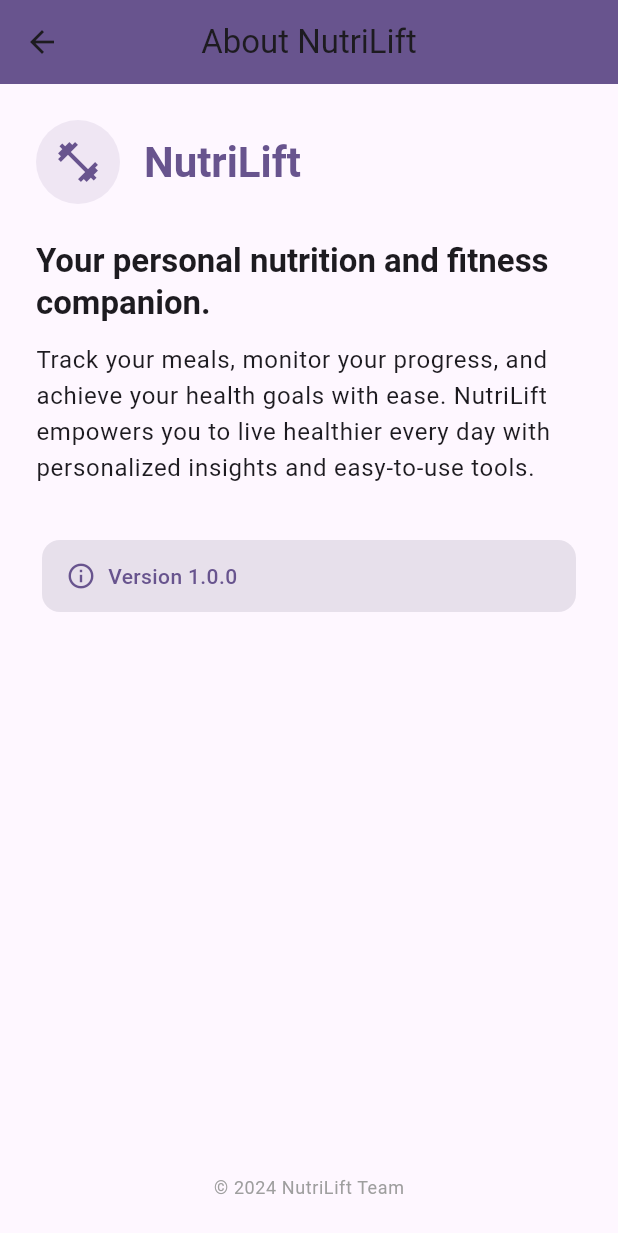
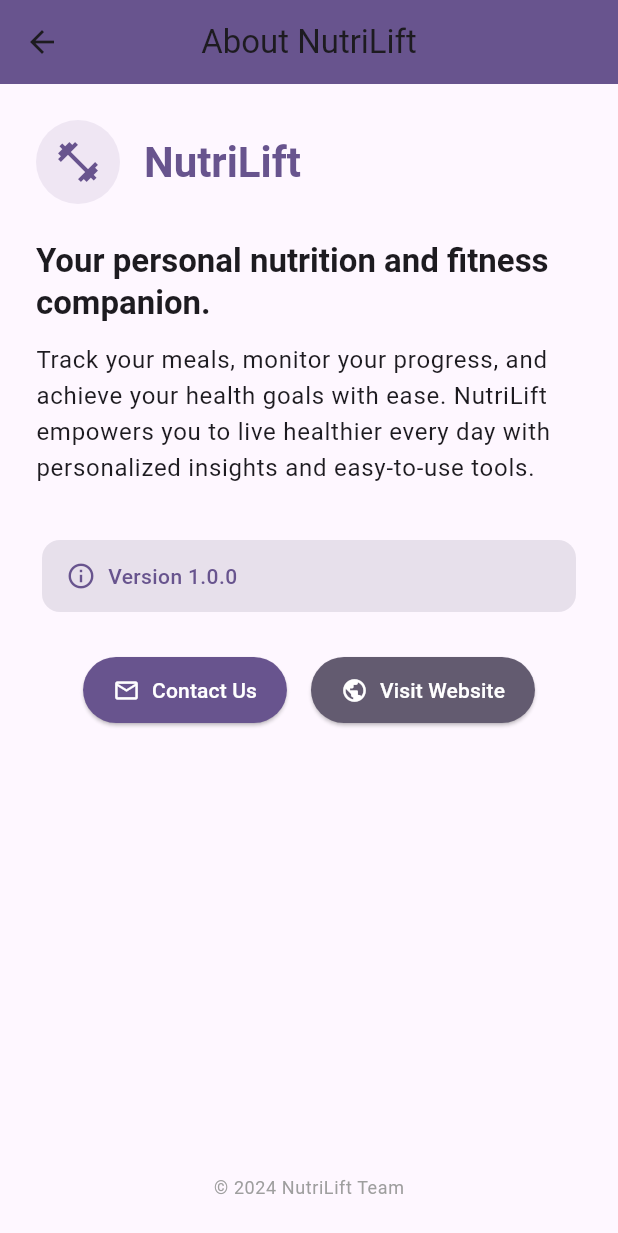
Before and after one commit to lujamanandhar/FYP, a Flutter app: the AboutPage screen opened directly, on a phone screen of 412 x 824 dp. Shown: the top 1233 px of the screen. Run offline on Flutter 3.47's test engine with Material 3 defaults, Android fonts, the phone set to English and light mode, and no system bars.

Commit message:
updated about page

```diff
--- a/nutrilift/lib/about.dart
+++ b/nutrilift/lib/about.dart
@@ -1,3 +1,6 @@
+// Add these imports if you want to use url_launcher or navigation
+// import 'package:url_launcher/url_launcher.dart';
+
 import 'package:flutter/material.dart';
 
 class AboutPage extends StatefulWidget {
@@ -35,6 +38,18 @@ class _AboutPageState extends State<AboutPage> with SingleTickerProviderStateMix
   void dispose() {
     _controller.dispose();
     super.dispose();
+  }
+
+  // Example button actions
+  void _contactUs() {
+    // Implement your contact logic here
+    // e.g., launch email or show dialog
+    // launchUrl(Uri.parse('mailto:support@nutrilift.com'));
+  }
+
+  void _visitWebsite() {
+    // Implement your website logic here
+    // launchUrl(Uri.parse('https://nutrilift.com'));
   }
 
   @override
@@ -122,6 +137,37 @@ class _AboutPageState extends State<AboutPage> with SingleTickerProviderStateMix
                     ),
                   ),
                 ),
+                const SizedBox(height: 24),
+                // New Buttons Section
+                FadeTransition(
+                  opacity: _descFade,
+                  child: Row(
+                    mainAxisAlignment: MainAxisAlignment.center,
+                    children: [
+                      ElevatedButton.icon(
+                        onPressed: _contactUs,
+                        icon: const Icon(Icons.email_outlined),
+                        label: const Text('Contact Us'),
+                        style: ElevatedButton.styleFrom(
+                          backgroundColor: theme.colorScheme.primary,
+                          foregroundColor: Colors.white,
+                          padding: const EdgeInsets.symmetric(horizontal: 20, vertical: 12),
+                        ),
+                      ),
+                      const SizedBox(width: 16),
+                      ElevatedButton.icon(
+                        onPressed: _visitWebsite,
+                        icon: const Icon(Icons.public),
+                        label: const Text('Visit Website'),
+                        style: ElevatedButton.styleFrom(
+                          backgroundColor: theme.colorScheme.secondary,
+                          foregroundColor: Colors.white,
+                          padding: const EdgeInsets.symmetric(horizontal: 20, vertical: 12),
+                        ),
+                      ),
+                    ],
+                  ),
+                ),
                 const Spacer(),
                 FadeTransition(
                   opacity: _fadeIn,
```
